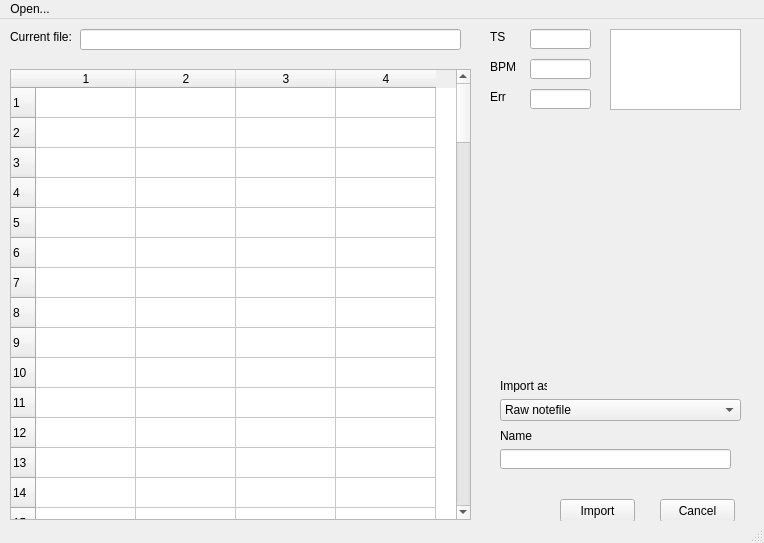
Qt form gui/nf_import_window.ui (nh2oh/au) before a commit.
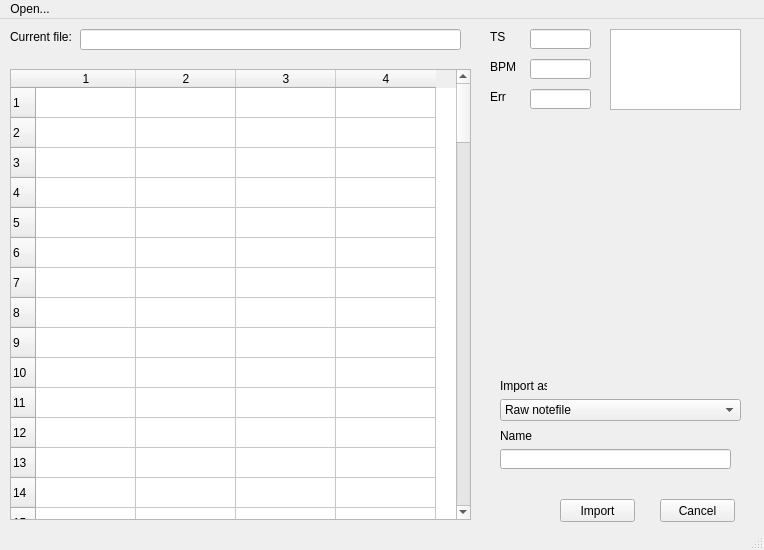
The same form after that commit.

Diff of the .ui file:
```diff
--- a/gui/nf_import_window.ui
+++ b/gui/nf_import_window.ui
@@ -7,9 +7,15 @@
     <x>0</x>
     <y>0</y>
     <width>764</width>
-    <height>543</height>
+    <height>550</height>
    </rect>
   </property>
+  <property name="minimumSize">
+   <size>
+    <width>764</width>
+    <height>550</height>
+   </size>
+  </property>
   <property name="windowTitle">
    <string>MainWindow</string>
   </property>
```
